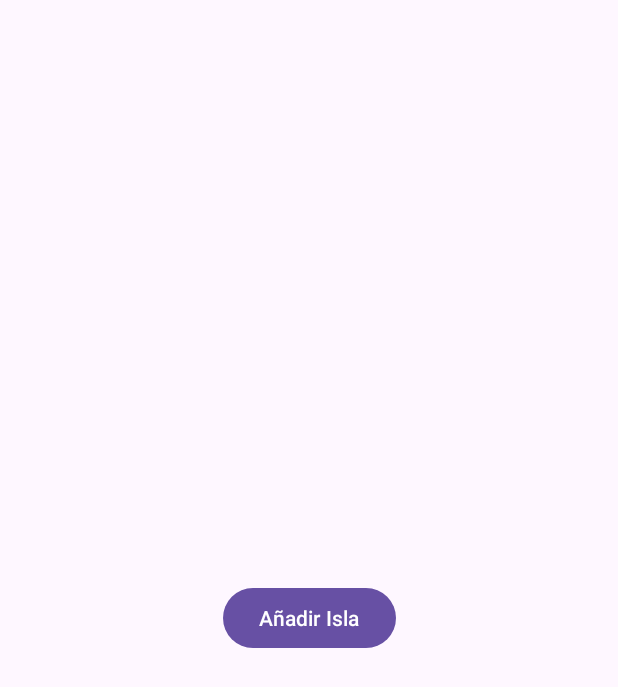
After one commit to denibel04/android-nookstoolbox, an Android app: the layout fragment_island_detail.xml on its own in the app's theme, with its tools: preview values and no code run, on a phone screen of 412 x 824 dp. The commit adds this screen. Shown: the top 687 px of the screen. Run offline under Robolectric (Android 15) with nearby library versions, the phone set to English and light mode, and no system bars; network calls fail.

Commit message:
can add and delete island

```diff
--- a/app/src/main/java/com/example/animalcrossing/data/api/AcnhApiModel.kt
+++ b/app/src/main/java/com/example/animalcrossing/data/api/AcnhApiModel.kt
@@ -29,7 +29,8 @@ data class FishDetail (
     val image_url:String,
     val location:String,
     val shadow_size:String,
-    val rarity:String
+    val rarity:String,
+    val isCaught:Boolean?=null
 )
 
 fun List<FishDetail>.fishAsEntityModel():List<FishEntity> {
--- a/app/src/main/java/com/example/animalcrossing/data/db/AcnhDatabase.kt
+++ b/app/src/main/java/com/example/animalcrossing/data/db/AcnhDatabase.kt
@@ -5,7 +5,7 @@ import androidx.room.Database
 import androidx.room.Room
 import androidx.room.RoomDatabase
 
-@Database(entities = [VillagerEntity::class, FishEntity::class], version = 1)
+@Database(entities = [VillagerEntity::class, FishEntity::class, IslandEntity::class], version = 1)
 abstract class AcnhDatabase():RoomDatabase() {
     abstract fun acnhDao():AcnhDao
 
@@ -23,7 +23,7 @@ abstract class AcnhDatabase():RoomDatabase() {
             return Room.databaseBuilder(
                 context.applicationContext,
                 AcnhDatabase::class.java,
-                "acnh1_db"
+                "acnh2_db"
             ).build()
         }
     }
--- a/app/src/main/java/com/example/animalcrossing/data/db/FishEntitity.kt
+++ b/app/src/main/java/com/example/animalcrossing/data/db/FishEntitity.kt
@@ -12,7 +12,8 @@ data class FishEntity (
     val image_url:String,
     val location:String,
     val shadow_size:String,
-    val rarity:String
+    val rarity:String,
+    val isCaught:Boolean?=null
 )
 
 fun List<FishEntity>.asFish():List<Fish>{
--- /dev/null
+++ b/app/src/main/java/com/example/animalcrossing/data/repository/Island.kt
@@ -0,0 +1,6 @@
+package com.example.animalcrossing.data.repository
+
+class Island  (
+    val islandId:Long,
+    val name:String
+)
--- /dev/null
+++ b/app/src/main/java/com/example/animalcrossing/ui/islandDetail/IslandDetailAdapter.kt
@@ -0,0 +1,6 @@
+package com.example.animalcrossing.ui.islandDetail
+
+import android.content.Context
+
+class IslandDetailAdapter() {
+}
--- /dev/null
+++ b/app/src/main/res/layout/fragment_island_detail.xml
@@ -0,0 +1,51 @@
+<?xml version="1.0" encoding="utf-8"?>
+<androidx.constraintlayout.widget.ConstraintLayout xmlns:android="http://schemas.android.com/apk/res/android"
+    android:layout_width="match_parent"
+    android:layout_height="match_parent"
+    xmlns:app="http://schemas.android.com/apk/res-auto">
+
+    <FrameLayout
+        android:id="@+id/island"
+        android:layout_width="0dp"
+        android:layout_height="0dp"
+        android:visibility="gone"
+        app:layout_constraintTop_toTopOf="parent"
+        app:layout_constraintBottom_toBottomOf="parent"
+        app:layout_constraintStart_toStartOf="parent"
+        app:layout_constraintEnd_toEndOf="parent">
+
+        <TextView
+            android:id="@+id/islandName"
+            android:layout_width="wrap_content"
+            android:layout_height="wrap_content"
+            android:textSize="24sp"
+            android:padding="16dp"
+            android:text="Nombre de la Isla"
+            android:layout_gravity="center" />
+
+        <!-- TODO: AÑADIR QUE SE VEAN VILLAGERS -->
+
+        <Button
+            android:id="@+id/deleteIsland"
+            android:layout_width="wrap_content"
+            android:layout_height="wrap_content"
+            android:text="Borrar Isla"
+            app:layout_constraintBottom_toBottomOf="parent"
+            app:layout_constraintEnd_toEndOf="parent"
+            app:layout_constraintStart_toStartOf="parent"
+            app:layout_constraintTop_toTopOf="parent" />
+
+    </FrameLayout>
+
+    <Button
+        android:id="@+id/addIsland"
+        android:visibility="visible"
+        android:layout_width="wrap_content"
+        android:layout_height="wrap_content"
+        android:text="Añadir Isla"
+        app:layout_constraintBottom_toBottomOf="parent"
+        app:layout_constraintEnd_toEndOf="parent"
+        app:layout_constraintStart_toStartOf="parent"
+        app:layout_constraintTop_toTopOf="parent" />
+
+</androidx.constraintlayout.widget.ConstraintLayout>
--- a/app/src/main/res/menu/bottom_nav_menu.xml
+++ b/app/src/main/res/menu/bottom_nav_menu.xml
@@ -2,4 +2,5 @@
 <menu xmlns:android="http://schemas.android.com/apk/res/android">
     <item android:id="@+id/villager" android:title="@string/villager_bottom_nav"/>
     <item android:id="@+id/fish" android:title="@string/fish_bottom_nav"/>
+    <item android:id="@+id/island" android:title="@string/island_bottom_nav"/>
 </menu>
--- a/app/src/main/res/navigation/nav_graph.xml
+++ b/app/src/main/res/navigation/nav_graph.xml
@@ -5,4 +5,5 @@
     app:startDestination="@id/villager">
     <include app:graph="@navigation/villager" />
     <include app:graph="@navigation/fish" />
+    <include app:graph="@navigation/island" />
 </navigation>
--- a/app/src/main/res/values/strings.xml
+++ b/app/src/main/res/values/strings.xml
@@ -3,4 +3,5 @@
     <string name="hello_blank_fragment">Hello blank fragment</string>
     <string name="villager_bottom_nav">Villagers</string>
     <string name="fish_bottom_nav">Fish</string>
+    <string name="island_bottom_nav">Island</string>
 </resources>
```
Also changed, not shown: app/src/main/java/com/example/animalcrossing/data/db/AcnhDao.kt (+13 -0 lines), app/src/main/java/com/example/animalcrossing/data/db/IslandDBRepository.kt (added, +25 -0 lines), app/src/main/java/com/example/animalcrossing/data/db/IslandEntity.kt (added, +23 -0 lines), app/src/main/java/com/example/animalcrossing/data/db/IslandVillagerCrossRef.kt (added, +27 -0 lines), app/src/main/java/com/example/animalcrossing/data/db/IslandWithVillagers.kt (added, +16 -0 lines), app/src/main/java/com/example/animalcrossing/data/repository/IslandRepository.kt (added, +29 -0 lines), app/src/main/java/com/example/animalcrossing/ui/islandDetail/IslandDetailFragment.kt (added, +98 -0 lines), app/src/main/java/com/example/animalcrossing/ui/islandDetail/IslandDetailUiState.kt (added, +9 -0 lines), app/src/main/java/com/example/animalcrossing/ui/islandDetail/IslandDetailViewModel.kt (added, +59 -0 lines), app/src/main/res/navigation/island.xml (added, +13 -0 lines).
